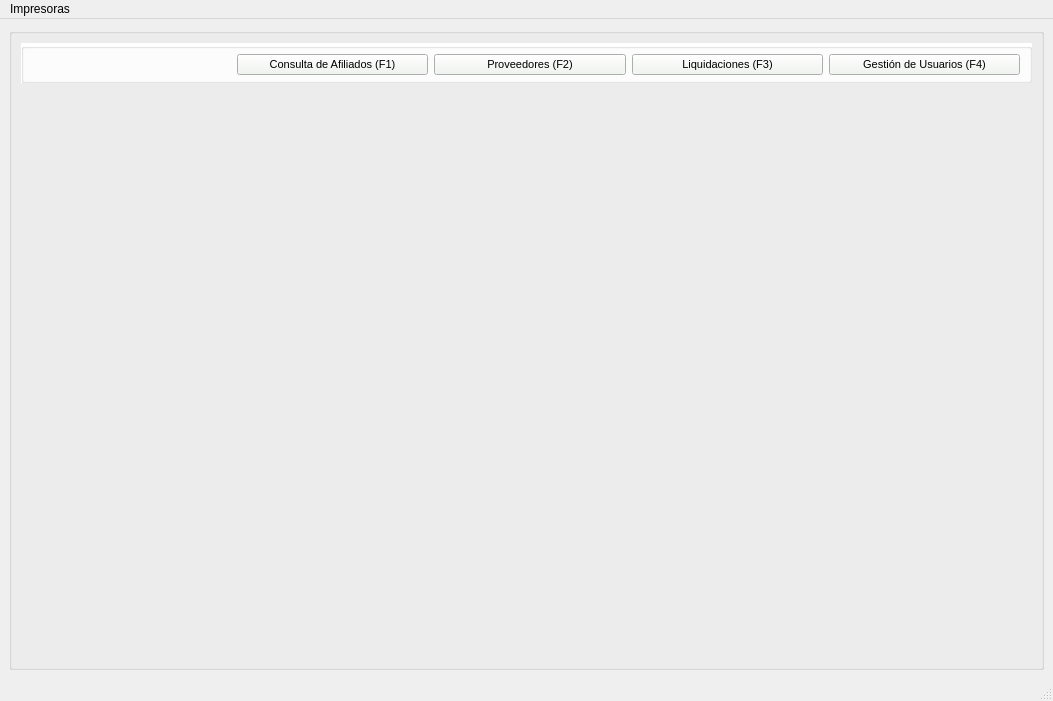
shae-ra/sindicato, file gui/menuPrincipal.ui: the form before one commit.
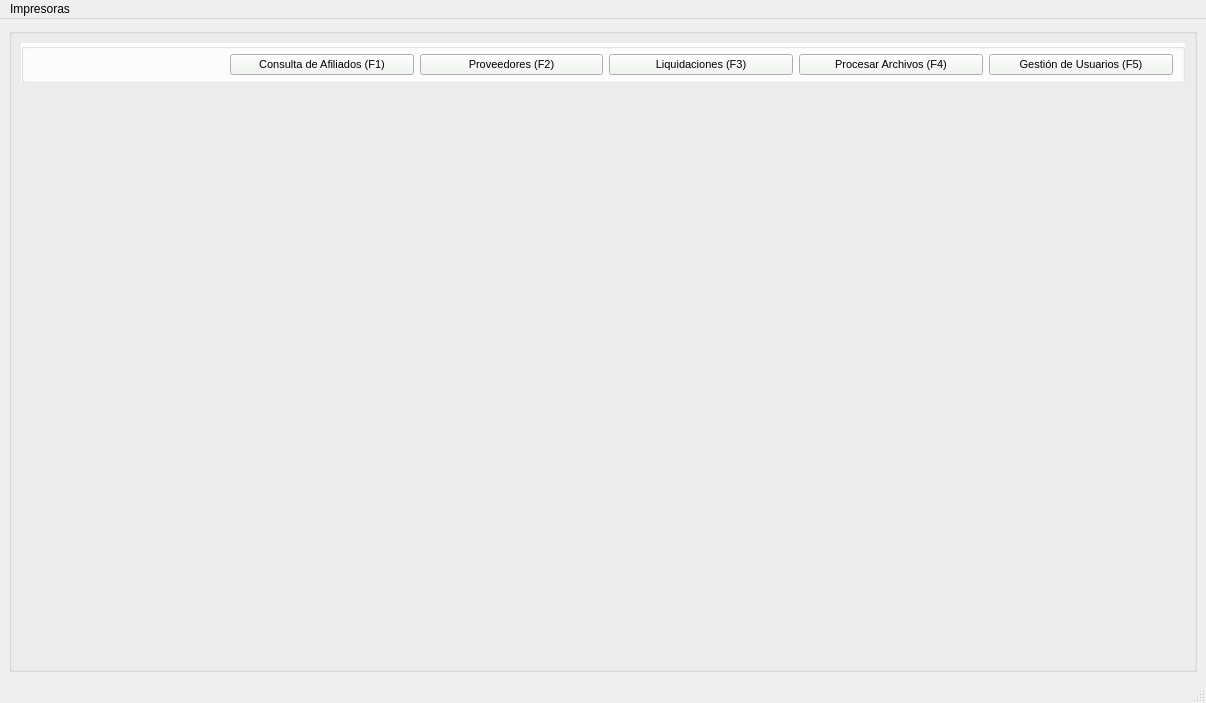
The form after the commit. Icons and pictures are not drawn.

Diff of the .ui file:
```diff
--- a/gui/menuPrincipal.ui
+++ b/gui/menuPrincipal.ui
@@ -6,8 +6,8 @@
    <rect>
     <x>0</x>
     <y>0</y>
-    <width>1053</width>
-    <height>701</height>
+    <width>1206</width>
+    <height>703</height>
    </rect>
   </property>
   <property name="palette">
@@ -465,44 +465,6 @@
             <property name="bottomMargin">
              <number>5</number>
             </property>
-            <item row="0" column="5">
-             <widget class="QPushButton" name="pushButton_usuarios">
-              <property name="sizePolicy">
-               <sizepolicy hsizetype="Expanding" vsizetype="Expanding">
-                <horstretch>0</horstretch>
-                <verstretch>0</verstretch>
-               </sizepolicy>
-              </property>
-              <property name="font">
-               <font>
-                <family>Arial</family>
-                <pointsize>8</pointsize>
-                <weight>50</weight>
-                <bold>false</bold>
-               </font>
-              </property>
-              <property name="styleSheet">
-               <string notr="true">#pushButton_usuarios{
-background-color:	#F0F5EF;
-color: #000000;
-}
-</string>
-              </property>
-              <property name="text">
-               <string>Gestión de Usuarios (F4)</string>
-              </property>
-              <property name="icon">
-               <iconset>
-                <normaloff>iconos/userPriv_01.png</normaloff>iconos/userPriv_01.png</iconset>
-              </property>
-              <property name="iconSize">
-               <size>
-                <width>30</width>
-                <height>30</height>
-               </size>
-              </property>
-             </widget>
-            </item>
             <item row="0" column="2">
              <widget class="QPushButton" name="pushButton_afiliados">
               <property name="sizePolicy">
@@ -723,6 +685,44 @@
               </property>
              </widget>
             </item>
+            <item row="0" column="6">
+             <widget class="QPushButton" name="pushButton_usuarios">
+              <property name="sizePolicy">
+               <sizepolicy hsizetype="Expanding" vsizetype="Expanding">
+                <horstretch>0</horstretch>
+                <verstretch>0</verstretch>
+               </sizepolicy>
+              </property>
+              <property name="font">
+               <font>
+                <family>Arial</family>
+                <pointsize>8</pointsize>
+                <weight>50</weight>
+                <bold>false</bold>
+               </font>
+              </property>
+              <property name="styleSheet">
+               <string notr="true">#pushButton_usuarios{
+background-color:	#F0F5EF;
+color: #000000;
+}
+</string>
+              </property>
+              <property name="text">
+               <string>Gestión de Usuarios (F5)</string>
+              </property>
+              <property name="icon">
+               <iconset>
+                <normaloff>iconos/userPriv_01.png</normaloff>iconos/userPriv_01.png</iconset>
+              </property>
+              <property name="iconSize">
+               <size>
+                <width>30</width>
+                <height>30</height>
+               </size>
+              </property>
+             </widget>
+            </item>
             <item row="0" column="3">
              <widget class="QPushButton" name="pushButton_proveedores">
               <property name="sizePolicy">
@@ -833,6 +833,47 @@
               </property>
              </spacer>
             </item>
+            <item row="0" column="5">
+             <widget class="QPushButton" name="pushButton_procesador">
+              <property name="sizePolicy">
+               <sizepolicy hsizetype="Expanding" vsizetype="Expanding">
+                <horstretch>0</horstretch>
+                <verstretch>0</verstretch>
+               </sizepolicy>
+              </property>
+              <property name="font">
+               <font>
+                <family>Arial</family>
+                <pointsize>8</pointsize>
+                <weight>50</weight>
+                <bold>false</bold>
+               </font>
+              </property>
+              <property name="styleSheet">
+               <string notr="true">#pushButton_procesador{
+background-color:#F0F5EF;
+color: #000000;
+}
+#pushButton_procesador:hover{
+background-color:#F0F5EF;
+color: #000000;
+}</string>
+              </property>
+              <property name="text">
+               <string>Procesar Archivos (F4)</string>
+              </property>
+              <property name="icon">
+               <iconset>
+                <normaloff>iconos/file_locked.ico</normaloff>iconos/file_locked.ico</iconset>
+              </property>
+              <property name="iconSize">
+               <size>
+                <width>30</width>
+                <height>30</height>
+               </size>
+              </property>
+             </widget>
+            </item>
            </layout>
           </widget>
          </item>
@@ -1276,7 +1317,7 @@
     <rect>
      <x>0</x>
      <y>0</y>
-     <width>1053</width>
+     <width>1206</width>
      <height>21</height>
     </rect>
    </property>
```
